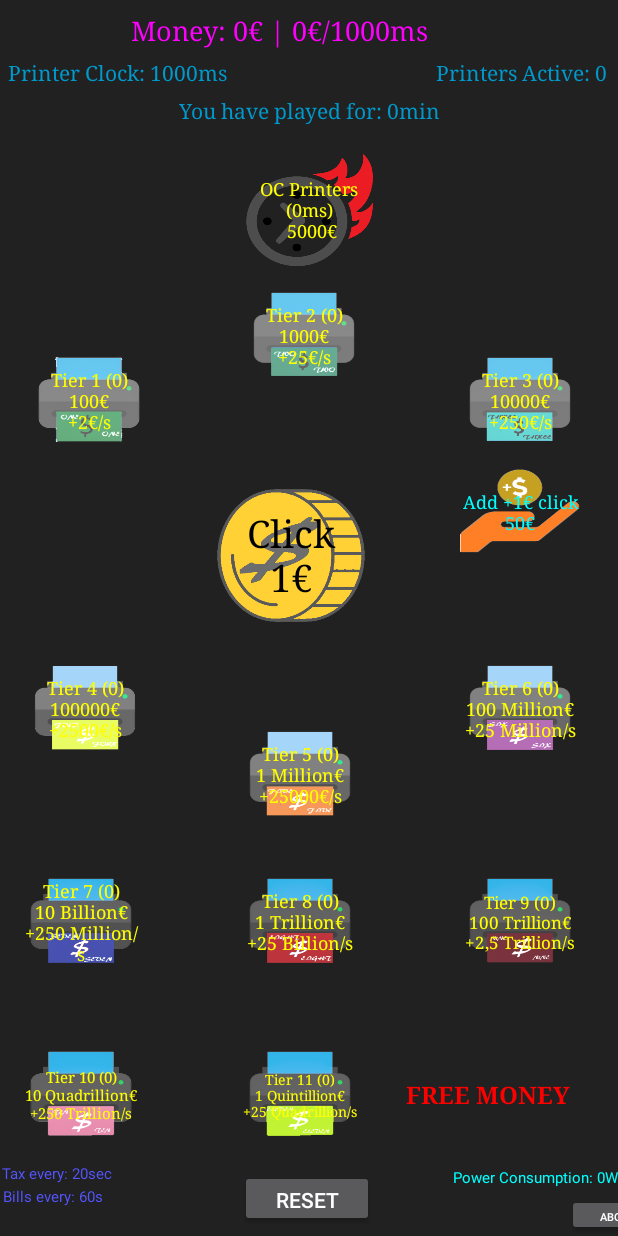
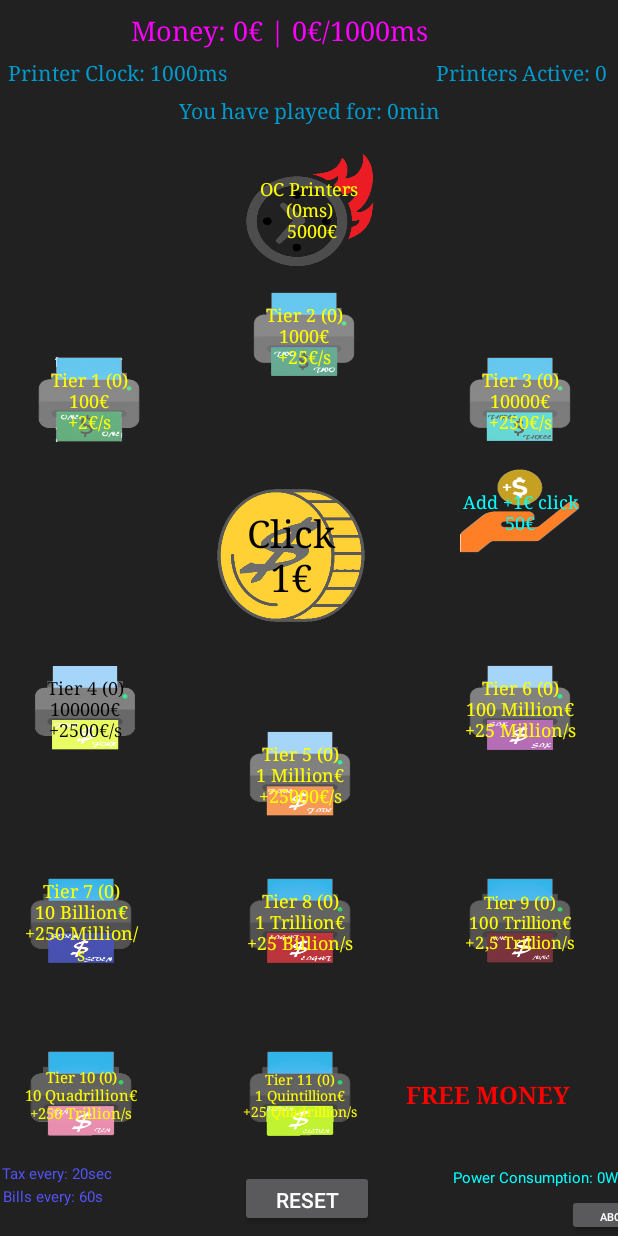
Before and after one commit to ongakken/TaxTheGame, an Android app: the screen it shows after launch (MainActivity), after a tap on an icon or button, on a phone screen of 412 x 824 dp. Run offline under Robolectric (Android 15) with nearby library versions, the light colour scheme and no system bars; our stand-ins replace AdMob; 3 statements that could not run were skipped.

Commit message:
tier4 TV color change;

```diff
--- a/app/build.gradle
+++ b/app/build.gradle
@@ -7,7 +7,7 @@ android {
         minSdkVersion 19
         targetSdkVersion 28
         versionCode 26
-        versionName "0.8.7"
+        versionName "0.8.8"
         testInstrumentationRunner "android.support.test.runner.AndroidJUnitRunner"
     }
     buildTypes {
--- a/app/src/main/res/layout/activity_main.xml
+++ b/app/src/main/res/layout/activity_main.xml
@@ -229,11 +229,11 @@
         android:layout_marginStart="8dp"
         android:layout_marginTop="4dp"
         android:layout_marginEnd="8dp"
+        android:background="@drawable/tier_4_printer"
         android:fontFamily="serif"
         android:text="Tier 4 (0)\n10000€\n+1000€/s"
         android:textAllCaps="false"
-        android:textColor="#ffff00"
-        android:background="@drawable/tier_4_printer"
+        android:textColor="#000000"
         android:textSize="12sp"
         android:typeface="serif"
         app:layout_constraintEnd_toStartOf="@+id/cashbutton"
```
Also changed, not shown: 1 other file.
